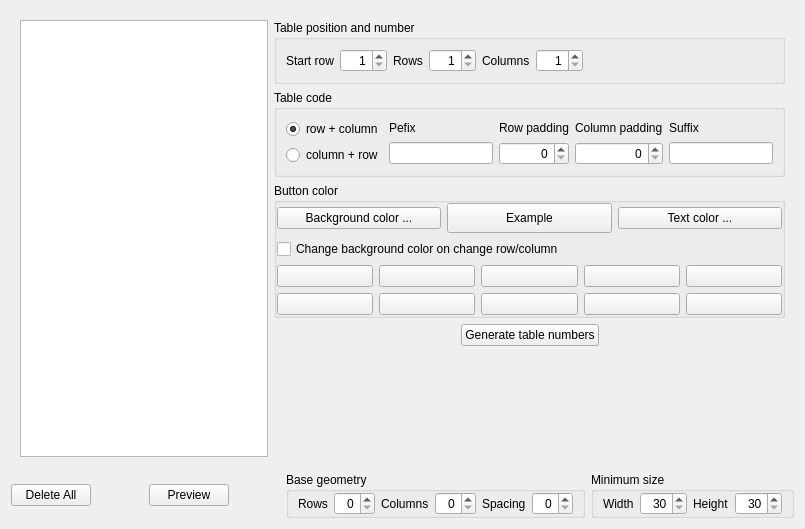
This is App/Ui/SeatMapWidget.ui in paolodestefani/pySagra as Qt 5 draws it before an edit. The edited form follows.
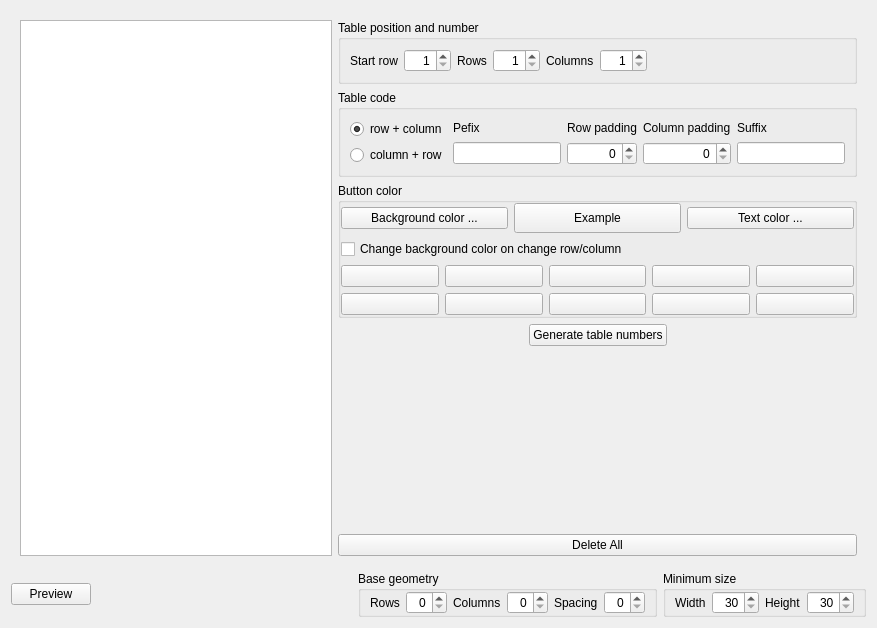
This is the edited form. Custom widgets are drawn as their Qt base class.

The edit to the form file:
```diff
--- a/App/Ui/SeatMapWidget.ui
+++ b/App/Ui/SeatMapWidget.ui
@@ -6,8 +6,8 @@
    <rect>
     <x>0</x>
     <y>0</y>
-    <width>805</width>
-    <height>529</height>
+    <width>877</width>
+    <height>628</height>
    </rect>
   </property>
   <property name="font">
@@ -462,6 +462,16 @@
              </property>
             </spacer>
            </item>
+           <item>
+            <widget class="QPushButton" name="pushButtonDeleteAll">
+             <property name="styleSheet">
+              <string notr="true"/>
+             </property>
+             <property name="text">
+              <string>Delete All</string>
+             </property>
+            </widget>
+           </item>
           </layout>
          </item>
         </layout>
@@ -541,29 +551,6 @@
    </item>
    <item>
     <layout class="QHBoxLayout" name="horizontalLayout_4">
-     <item>
-      <widget class="QPushButton" name="pushButtonDeleteAll">
-       <property name="styleSheet">
-        <string notr="true"/>
-       </property>
-       <property name="text">
-        <string>Delete All</string>
-       </property>
-      </widget>
-     </item>
-     <item>
-      <spacer name="horizontalSpacer_5">
-       <property name="orientation">
-        <enum>Qt::Orientation::Horizontal</enum>
-       </property>
-       <property name="sizeHint" stdset="0">
-        <size>
-         <width>40</width>
-         <height>20</height>
-        </size>
-       </property>
-      </spacer>
-     </item>
      <item>
       <widget class="QPushButton" name="pushButtonPreview">
        <property name="text">
```
Left out of the diff: 4 changed lines with no effect on the pictures.
